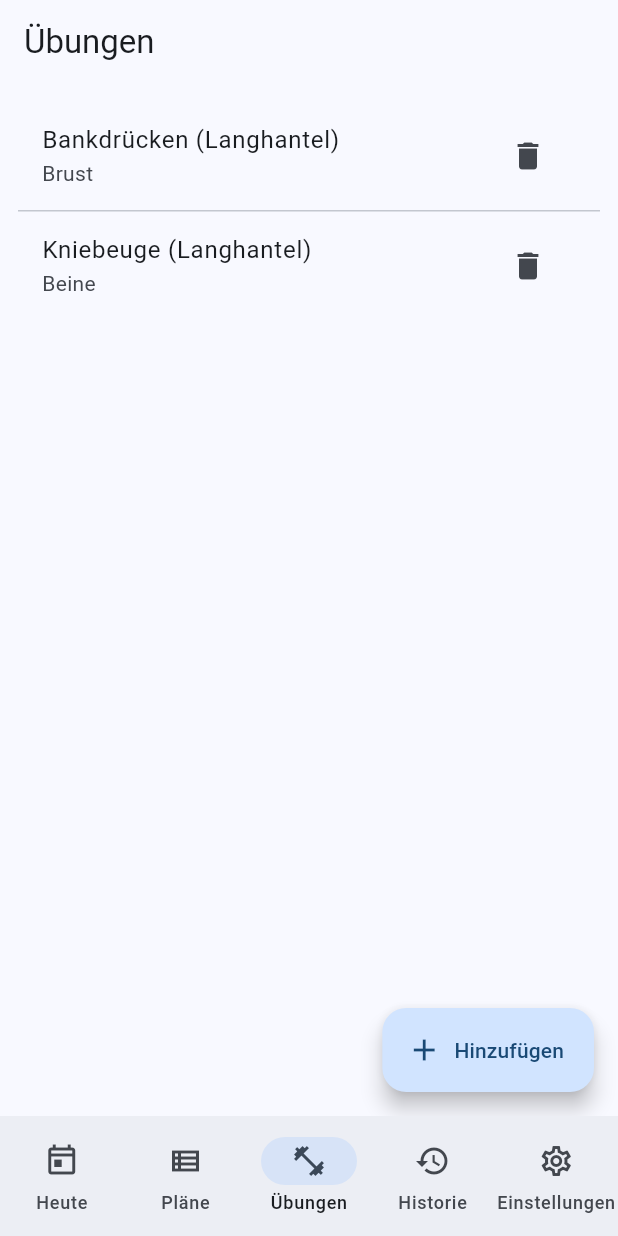
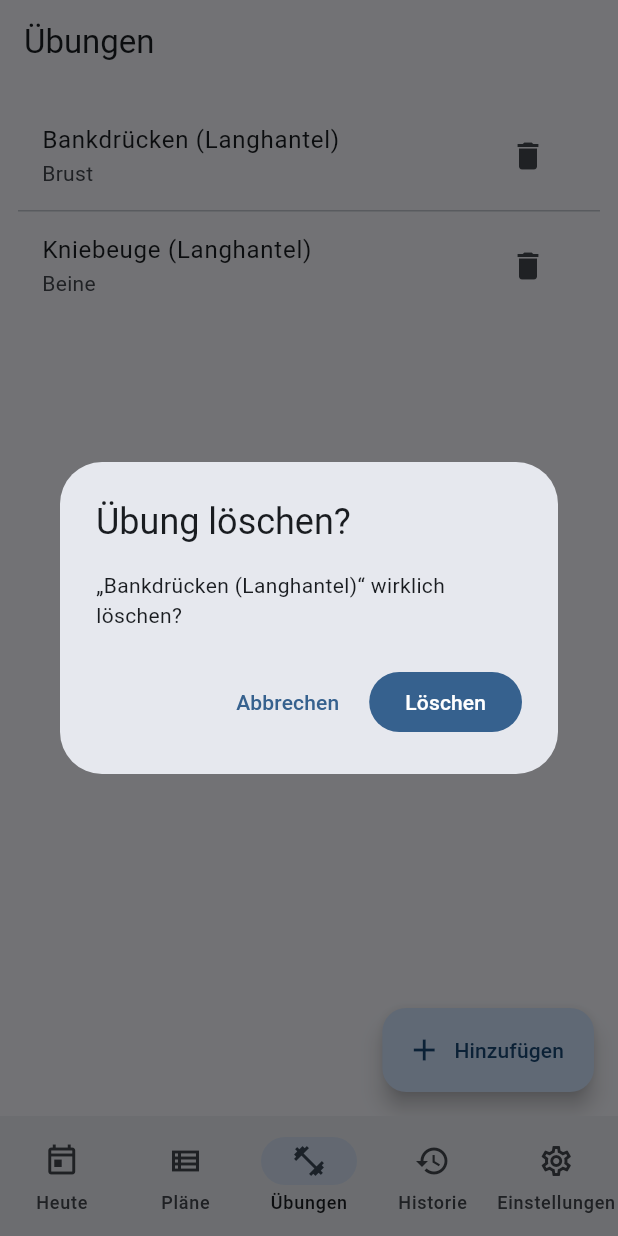
Before and after one commit to alexanderschreier/gymtrackr, a Flutter app: the screen it shows after launch, item 3 of the bottom bar chosen, after a tap on the "delete" icon, on a phone screen of 412 x 824 dp. Run offline on Flutter 3.47's test engine with Material 3 defaults, Android fonts, the phone set to English and light mode, and no system bars; our stand-ins replace drift, go_router, hooks_riverpod; accounts and stored records are empty; generated files the repository leaves out were written again.

Commit message:
fix(v0.6.4): ExercisesPage — use StreamBuilder for live refresh; add delete confirmation dialog; handle FK errors; remove manual rebuild
17/09/25 20:07
-running

```diff
--- a/lib/src/presentation/exercises/exercises_page.dart
+++ b/lib/src/presentation/exercises/exercises_page.dart
@@ -1,5 +1,6 @@
 import 'package:flutter/material.dart';
 import 'package:hooks_riverpod/hooks_riverpod.dart';
+
 import '../../data/db/app_database.dart';
 import '../../data/db/db_provider.dart';
 import 'exercise_form_page.dart';
@@ -15,16 +16,19 @@ class ExercisesPage extends ConsumerWidget {
       appBar: AppBar(
         title: const Text('Übungen'),
       ),
-      body: FutureBuilder<List<Exercise>>(
-        future: ExercisesDao(db).all(),
+      body: StreamBuilder<List<Exercise>>(
+        stream: ExercisesDao(db).watchAll(),
         builder: (context, snap) {
           if (!snap.hasData) {
             return const Center(child: CircularProgressIndicator());
           }
-          final items = snap.data!;
+          final items = [...snap.data!]
+            ..sort((a, b) => a.name.toLowerCase().compareTo(b.name.toLowerCase()));
+
           if (items.isEmpty) {
             return const Center(child: Text('Noch keine Übungen. Lege die erste an.'));
           }
+
           return ListView.separated(
             padding: const EdgeInsets.all(12),
             itemCount: items.length,
@@ -38,15 +42,49 @@ class ExercisesPage extends ConsumerWidget {
                   icon: const Icon(Icons.delete),
                   tooltip: 'Löschen',
                   onPressed: () async {
-                    await ExercisesDao(db).deleteById(e.id);
-                    (context as Element).markNeedsBuild();
+                    final confirm = await showDialog<bool>(
+                      context: context,
+                      builder: (_) => AlertDialog(
+                        title: const Text('Übung löschen?'),
+                        content: Text('„${e.name}“ wirklich löschen?'),
+                        actions: [
+                          TextButton(
+                            onPressed: () => Navigator.pop(context, false),
+                            child: const Text('Abbrechen'),
+                          ),
+                          FilledButton(
+                            onPressed: () => Navigator.pop(context, true),
+                            child: const Text('Löschen'),
+                          ),
+                        ],
+                      ),
+                    );
+                    if (confirm != true) return;
+
+                    try {
+                      await ExercisesDao(db).deleteById(e.id);
+                      if (context.mounted) {
+                        ScaffoldMessenger.of(context).showSnackBar(
+                          SnackBar(content: Text('„${e.name}“ gelöscht')),
+                        );
+                      }
+                    } catch (err) {
+                      final msg = err.toString().contains('FOREIGN KEY')
+                          ? 'Kann nicht gelöscht werden: Die Übung wird in Plänen verwendet.'
+                          : 'Löschen fehlgeschlagen: $err';
+                      if (context.mounted) {
+                        ScaffoldMessenger.of(context).showSnackBar(
+                          SnackBar(content: Text(msg)),
+                        );
+                      }
+                    }
                   },
                 ),
                 onTap: () async {
                   await Navigator.of(context).push(MaterialPageRoute(
                     builder: (_) => ExerciseFormPage(edit: e),
                   ));
-                  (context as Element).markNeedsBuild();
+                  // kein manuelles Rebuild nötig: StreamBuilder aktualisiert sich selbst
                 },
               );
             },
@@ -59,7 +97,7 @@ class ExercisesPage extends ConsumerWidget {
           await Navigator.of(context).push(MaterialPageRoute(
             builder: (_) => const ExerciseFormPage(),
           ));
-          if (context.mounted) (context as Element).markNeedsBuild();
+          // kein manuelles Rebuild nötig
         },
         icon: const Icon(Icons.add),
         label: const Text('Hinzufügen'),
```
